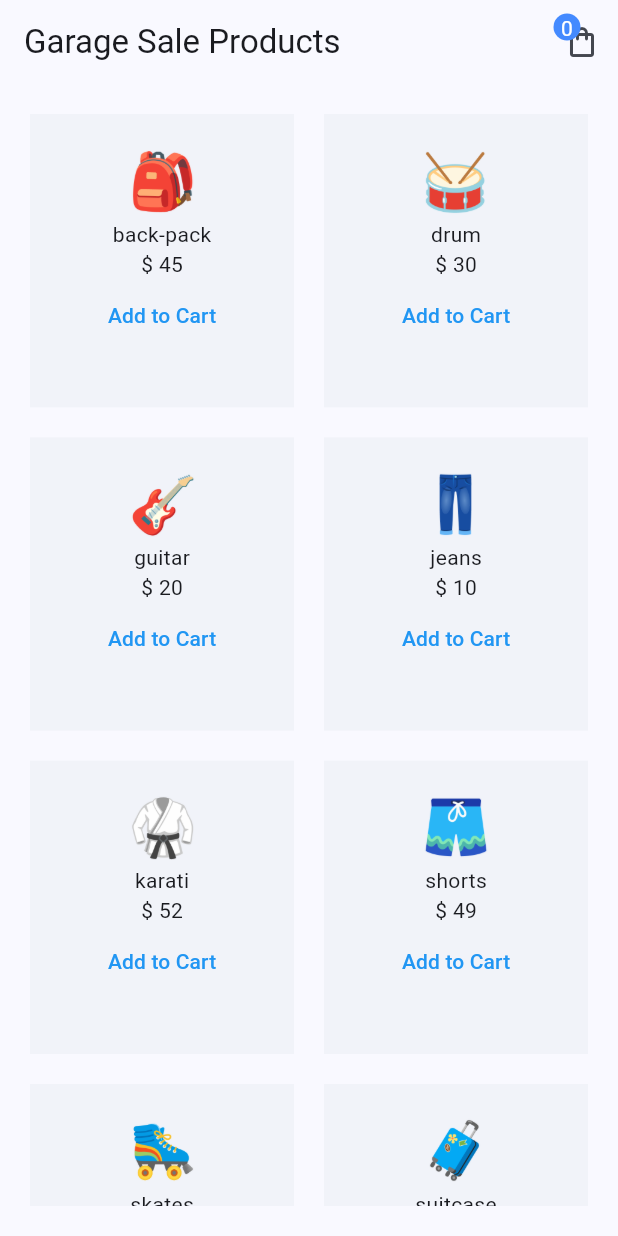
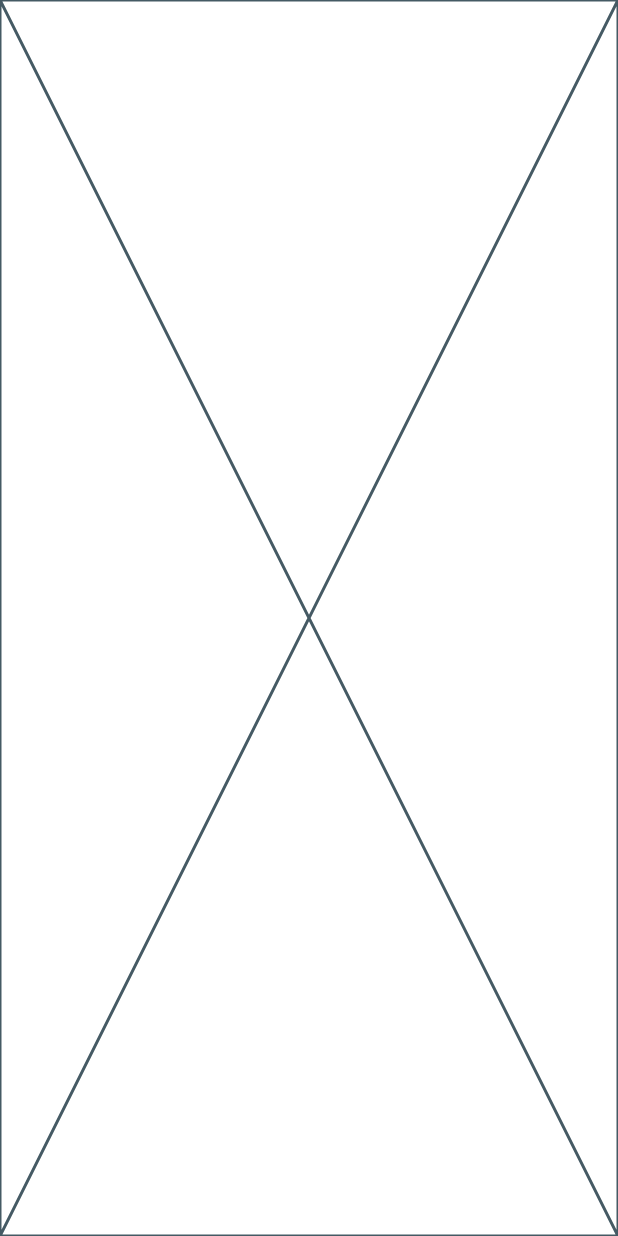
Before and after one commit to pranav-deshpande6224/apps, a Flutter app: the screen it shows after launch, on a phone screen of 412 x 824 dp. Run offline on Flutter 3.47's test engine with Material 3 defaults, Android fonts, the phone set to English and light mode, and no system bars; our stand-ins replace flutter_riverpod.

Commit message:
starter project

```diff
--- /dev/null
+++ b/flutter-riverpod-tutorial-starter-project/lib/home.dart
@@ -0,0 +1,10 @@
+import 'package:flutter/material.dart';
+
+class HomeScreen extends StatelessWidget {
+  const HomeScreen({super.key});
+
+  @override
+  Widget build(BuildContext context) {
+    return const Placeholder();
+  }
+}
--- a/flutter-riverpod-tutorial-starter-project/lib/main.dart
+++ b/flutter-riverpod-tutorial-starter-project/lib/main.dart
@@ -1,7 +1,6 @@
 import 'package:flutter/material.dart';
 import 'package:flutter_riverpod/flutter_riverpod.dart';
-import 'package:riverpod_files/screens/home/home_screen.dart';
-
+import 'package:riverpod_files/home.dart';
 void main() {
   runApp( const ProviderScope(child: MyApp()));
 }
--- a/flutter-riverpod-tutorial-starter-project/lib/providers/products_provider.dart
+++ /dev/null
@@ -1,36 +0,0 @@
-import 'package:flutter_riverpod/flutter_riverpod.dart';
-import 'package:riverpod_files/models/product.dart';
-
-const List<Product> allProducts = [
-  Product(
-      id: '1',
-      title: 'back-pack',
-      price: 45,
-      image: 'assets/products/backpack.png'),
-  Product(id: '2', title: 'drum', price: 30, image: 'assets/products/drum.png'),
-  Product(
-      id: '3', title: 'guitar', price: 20, image: 'assets/products/guitar.png'),
-  Product(
-      id: '4', title: 'jeans', price: 10, image: 'assets/products/jeans.png'),
-  Product(
-      id: '5', title: 'karati', price: 52, image: 'assets/products/karati.png'),
-  Product(
-      id: '6', title: 'shorts', price: 49, image: 'assets/products/shorts.png'),
-  Product(
-      id: '7', title: 'skates', price: 79, image: 'assets/products/skates.png'),
-  Product(
-      id: '8',
-      title: 'suitcase',
-      price: 67,
-      image: 'assets/products/suitcase.png'),
-];
-
-final allProductsProvider = Provider((ref) {
-  return allProducts;
-});
-
-final reducedproductsProvider = Provider((ref) {
-  return allProducts.where((element) {
-    return element.price <= 50;
-  });
-});
--- a/flutter-riverpod-tutorial-starter-project/lib/screens/home/home_screen.dart
+++ /dev/null
@@ -1,73 +0,0 @@
-import 'package:flutter/material.dart';
-import 'package:flutter_riverpod/flutter_riverpod.dart';
-import 'package:riverpod_files/providers/cart_provider.dart';
-import 'package:riverpod_files/providers/products_provider.dart';
-import 'package:riverpod_files/shared/cart_icon.dart';
-
-class HomeScreen extends ConsumerWidget {
-  const HomeScreen({super.key});
-
-  @override
-  Widget build(BuildContext context, WidgetRef ref) {
-    print('build of consumer widget');
-    final allProducts = ref.watch(allProductsProvider);
-    final cartProducts = ref.watch(cartNotifierProvider);
-    return Scaffold(
-      appBar: AppBar(
-        title: const Text('Garage Sale Products'),
-        actions: const [CartIcon()],
-      ),
-      body: Padding(
-        padding: const EdgeInsets.all(20),
-        child: GridView.builder(
-          itemCount: allProducts.length,
-          gridDelegate: const SliverGridDelegateWithFixedCrossAxisCount(
-            crossAxisCount: 2,
-            mainAxisSpacing: 20,
-            crossAxisSpacing: 20,
-            childAspectRatio: 0.9,
-          ),
-          itemBuilder: (context, index) {
-            return Container(
-              padding: const EdgeInsets.only(top: 20),
-              color: Colors.blueGrey.withOpacity(0.05),
-              child: Column(
-                children: [
-                  Image.asset(
-                    allProducts[index].image,
-                    height: 50,
-                    width: 50,
-                  ),
-                  Text(allProducts[index].title),
-                  Text('\$ ${allProducts[index].price}'),
-                  if (cartProducts.contains(allProducts[index]))
-                    TextButton(
-                        onPressed: () {
-                          ref.read(cartNotifierProvider.notifier).removeProduct(
-                                allProducts[index],
-                              );
-                        },
-                        child: const Text(
-                          'Remove',
-                          style: TextStyle(color: Colors.blueGrey),
-                        )),
-                  if (!cartProducts.contains(allProducts[index]))
-                    TextButton(
-                        onPressed: () {
-                          ref.read(cartNotifierProvider.notifier).addProduct(
-                                allProducts[index],
-                              );
-                        },
-                        child: const Text(
-                          'Add to Cart',
-                          style: TextStyle(color: Colors.blue),
-                        ))
-                ],
-              ),
-            );
-          },
-        ),
-      ),
-    );
-  }
-}
--- a/flutter-riverpod-tutorial-starter-project/lib/shared/cart_icon.dart
+++ /dev/null
@@ -1,43 +0,0 @@
-import 'package:flutter/material.dart';
-import 'package:flutter_riverpod/flutter_riverpod.dart';
-import 'package:riverpod_files/providers/cart_provider.dart';
-import 'package:riverpod_files/screens/cart/cart_screen.dart';
-
-class CartIcon extends ConsumerWidget {
-  const CartIcon({super.key});
-
-  @override
-  Widget build(BuildContext context, WidgetRef ref) {
-    final cart = ref.watch(cartNotifierProvider);
-
-    return Stack(
-      children: [
-        IconButton(
-          onPressed: () {
-            Navigator.push(context, MaterialPageRoute(builder: (context) {
-              return const CartScreen();
-            }));
-          },
-          icon: const Icon(Icons.shopping_bag_outlined),
-        ),
-        Positioned(
-          top: 5,
-          left: 5,
-          child: Container(
-            width: 18,
-            height: 18,
-            alignment: Alignment.center,
-            decoration: BoxDecoration(
-              borderRadius: BorderRadius.circular(10),
-              color: Colors.blueAccent,
-            ),
-            child: Text(
-              cart.isEmpty ? '0' : '${cart.length}',
-              style: const TextStyle(color: Colors.white),
-            ),
-          ),
-        ),
-      ],
-    );
-  }
-}
```
Also changed, not shown: flutter-riverpod-tutorial-starter-project/lib/models/product.dart (deleted, +0 -8 lines), flutter-riverpod-tutorial-starter-project/lib/providers/cart_provider.dart (deleted, +0 -32 lines), flutter-riverpod-tutorial-starter-project/lib/screens/cart/cart_screen.dart (deleted, +0 -66 lines), flutter-riverpod-tutorial-starter-project/lib/user.dart (added, +17 -0 lines).
